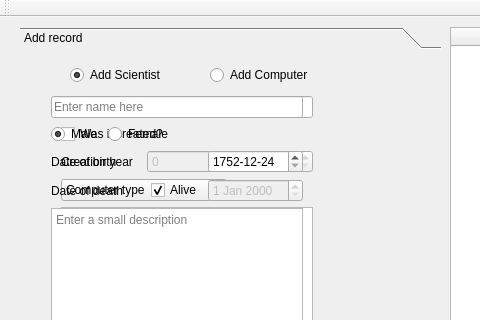
First picture: the form in threeWeek/verklegtSkil3/mainwindow.ui, repository Sigurdurhelga/verkefni_threeWeek, before the edit; both pictures show x 0 to 480 and y 0 to 320 of the 1131 by 595 pixel window.
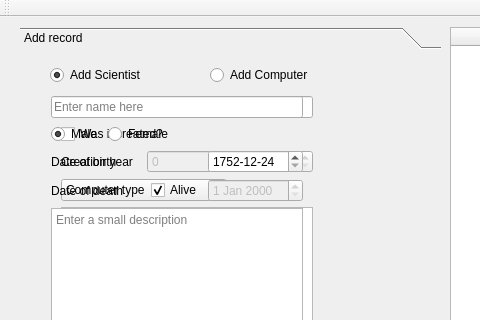
Second picture: the form after the edit.

The edit to the form file:
```diff
--- a/threeWeek/verklegtSkil3/mainwindow.ui
+++ b/threeWeek/verklegtSkil3/mainwindow.ui
@@ -57,7 +57,7 @@
      <widget class="QRadioButton" name="addSciRad">
       <property name="geometry">
        <rect>
-        <x>50</x>
+        <x>30</x>
         <y>10</y>
         <width>131</width>
         <height>20</height>
```
Left out of the diff: 2 changed lines with no effect on the pictures.
